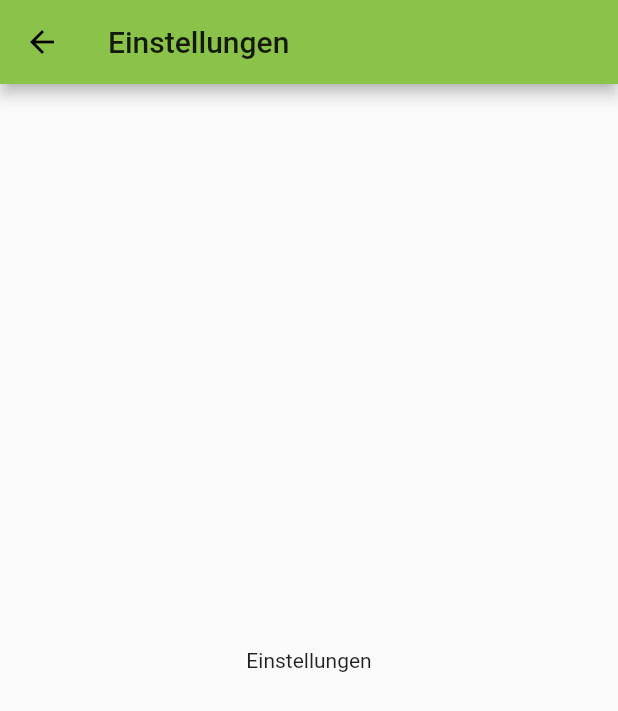
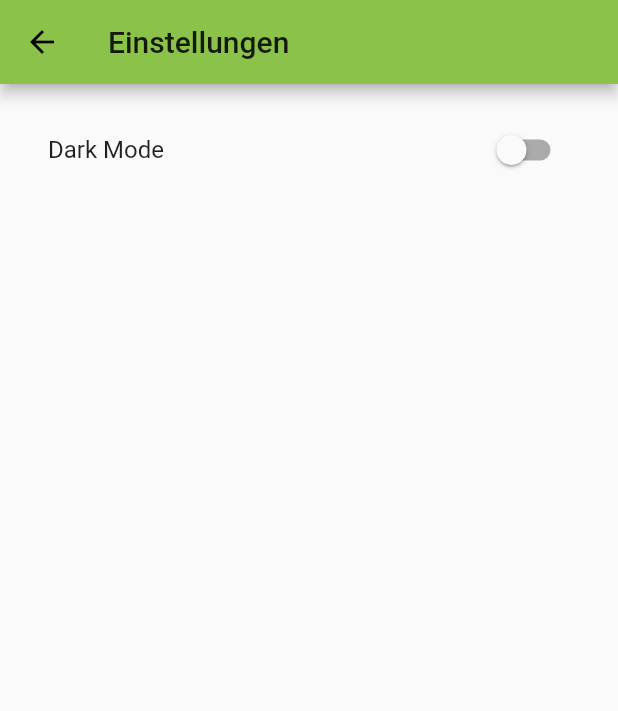
Before and after one commit to Davomat/Qwiz, a Flutter app: the SettingsPage screen opened by its route, on a phone screen of 412 x 824 dp. Shown: the top 711 px of the screen. Run offline on Flutter 3.47's test engine with Material 2 defaults, Android fonts, the phone set to English and light mode, and no system bars.

Commit message:
added dark theme option and first implementation

```diff
--- a/lib/quiz_page.dart
+++ b/lib/quiz_page.dart
@@ -62,7 +62,6 @@ class _QuizPageState extends State<QuizPage> {
 
   setButtonColors(String answerText) {
     setState(() {
-      buttonColor1 = buttonColor2 = buttonColor3 = buttonColor4 = unClickedColor;
       if (answerText1 == answerText) buttonColor1 = wrongClickedColor;
       if (answerText2 == answerText) buttonColor2 = wrongClickedColor;
       if (answerText3 == answerText) buttonColor3 = wrongClickedColor;
@@ -76,7 +75,7 @@ class _QuizPageState extends State<QuizPage> {
 
   resetButtonColors() {
     setState(() {
-      buttonColor1 = buttonColor2 = buttonColor3 = buttonColor4 = Colors.lightGreen;
+      buttonColor1 = buttonColor2 = buttonColor3 = buttonColor4 = Theme.of(context).primaryColor; // TODO
     });
   }
 
--- a/lib/settings.dart
+++ b/lib/settings.dart
@@ -1,4 +1,6 @@
+import 'package:code_labs/theme_provider.dart';
 import 'package:flutter/material.dart';
+import 'package:provider/provider.dart';
 
 
 class SettingsPage extends StatelessWidget {
@@ -10,8 +12,21 @@ class SettingsPage extends StatelessWidget {
       appBar: AppBar(
         title: Text('Einstellungen'),
       ),
-      body: Center(
-        child: Text('Einstellungen'),
+      body: Padding(
+        padding: EdgeInsets.all(16.0),
+        child: Column(
+          children: [
+            Consumer<ThemeNotifier>(
+              builder:(context, notifier, child) => SwitchListTile(
+                title: Text("Dark Mode"),
+                onChanged:(value){
+                  notifier.toggleTheme();
+                } ,
+                value: notifier.darkTheme,
+              ),
+            ),
+          ],
+        ),
       ),
     );
   }
@@ -29,13 +44,6 @@ class SettingsButton extends StatelessWidget {
         Navigator.pushNamed(
           context,
           SettingsPage.routeName,
-          /*
-          PageTransition(
-            type: PageTransitionType.scale,
-            alignment: Alignment.topRight,
-            child: SettingsPage(),
-          ),
-           */
         );
       },
     );
--- /dev/null
+++ b/lib/theme_provider.dart
@@ -0,0 +1,41 @@
+import 'package:flutter/material.dart';
+
+
+class FadeTransitionBuilder extends PageTransitionsBuilder {
+  @override
+  Widget buildTransitions<T>(_, __, animation, ___, child) => FadeTransition(opacity: animation, child: child);
+}
+
+ThemeData light = ThemeData(
+  brightness: Brightness.light,
+  primarySwatch: Colors.lightGreen,
+  accentColor: Colors.lightGreenAccent,
+  pageTransitionsTheme: PageTransitionsTheme(builders: {
+    TargetPlatform.iOS: FadeTransitionBuilder(),
+    TargetPlatform.android: FadeTransitionBuilder(),
+  }),
+);
+
+ThemeData dark = ThemeData(
+  brightness: Brightness.dark,
+  primarySwatch: Colors.indigo,
+  accentColor: Colors.indigoAccent,
+  pageTransitionsTheme: PageTransitionsTheme(builders: {
+    TargetPlatform.iOS: FadeTransitionBuilder(),
+    TargetPlatform.android: FadeTransitionBuilder(),
+  }),
+);
+
+class ThemeNotifier extends ChangeNotifier {
+  final String key = "theme";
+  bool _darkTheme = false;
+
+  ThemeNotifier();
+
+  bool get darkTheme => _darkTheme;
+
+  toggleTheme(){
+    _darkTheme = !_darkTheme;
+    notifyListeners();
+  }
+}
--- a/pubspec.yaml
+++ b/pubspec.yaml
@@ -25,6 +25,7 @@ dependencies:
     sdk: flutter
 
   cupertino_icons: ^1.0.2
+  provider: ^5.0.0
 
 
 dev_dependencies:
```
Also changed, not shown: lib/title_screen.dart (+10 -3 lines), pubspec.lock.
